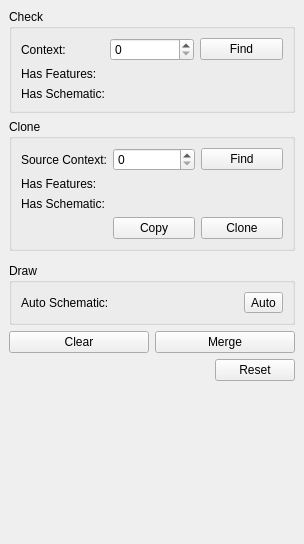
First picture: the form in plan/schematic_dock_base.ui, repository lparchaeology/ArkPlan, before the edit.
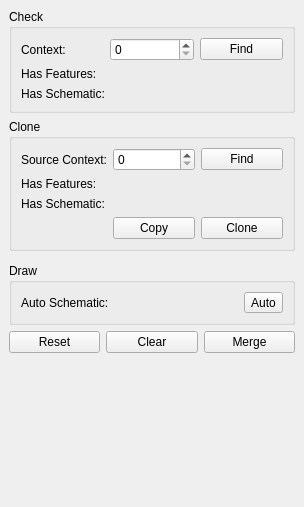
Second picture: the form after the edit. Icons and pictures are not drawn. Custom widgets are drawn as their Qt base class.

Commit message: Add Reset Schematic button

Diff of the .ui file:
```diff
--- a/plan/schematic_dock_base.ui
+++ b/plan/schematic_dock_base.ui
@@ -7,7 +7,7 @@
     <x>0</x>
     <y>0</y>
     <width>304</width>
-    <height>544</height>
+    <height>507</height>
    </rect>
   </property>
   <property name="windowTitle">
@@ -211,7 +211,14 @@
      </widget>
     </item>
     <item>
-     <layout class="QHBoxLayout" name="horizontalLayout_2">
+     <layout class="QHBoxLayout" name="buttonGroup">
+      <item>
+       <widget class="QPushButton" name="resetButton">
+        <property name="text">
+         <string>Reset</string>
+        </property>
+       </widget>
+      </item>
       <item>
        <widget class="QPushButton" name="clearButton">
         <property name="toolTip">
@@ -234,30 +241,6 @@
       </item>
      </layout>
     </item>
-    <item>
-     <layout class="QHBoxLayout" name="horizontalLayout">
-      <item>
-       <spacer name="horizontalSpacer">
-        <property name="orientation">
-         <enum>Qt::Horizontal</enum>
-        </property>
-        <property name="sizeHint" stdset="0">
-         <size>
-          <width>40</width>
-          <height>20</height>
-         </size>
-        </property>
-       </spacer>
-      </item>
-      <item>
-       <widget class="QPushButton" name="pushButton_4">
-        <property name="text">
-         <string>Reset</string>
-        </property>
-       </widget>
-      </item>
-     </layout>
-    </item>
     <item>
      <spacer name="verticalSpacer">
       <property name="orientation">
```
Left out of the diff: 6 changed lines with no effect on the pictures. The commit also changes 3 other files.
